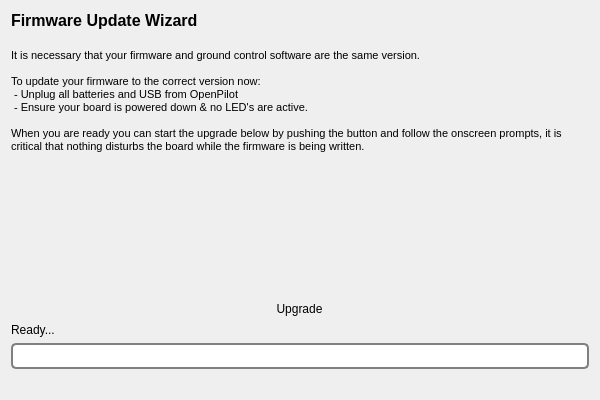
First picture: the form in ground/openpilotgcs/src/plugins/setupwizard/pages/autoupdatepage.ui, repository openpilot/OpenPilot, before the edit.
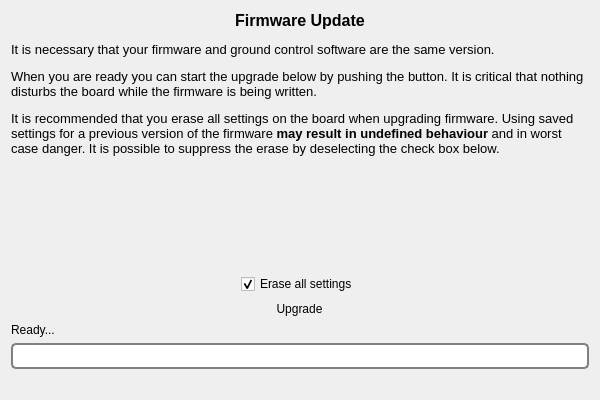
Second picture: the form after the edit. Icons and pictures are not drawn.

```diff
--- a/ground/openpilotgcs/src/plugins/setupwizard/pages/autoupdatepage.ui
+++ b/ground/openpilotgcs/src/plugins/setupwizard/pages/autoupdatepage.ui
@@ -20,16 +20,11 @@
       <string>&lt;!DOCTYPE HTML PUBLIC &quot;-//W3C//DTD HTML 4.0//EN&quot; &quot;http://www.w3.org/TR/REC-html40/strict.dtd&quot;&gt;
 &lt;html&gt;&lt;head&gt;&lt;meta name=&quot;qrichtext&quot; content=&quot;1&quot; /&gt;&lt;style type=&quot;text/css&quot;&gt;
 p, li { white-space: pre-wrap; }
-&lt;/style&gt;&lt;/head&gt;&lt;body style=&quot; font-family:'MS Shell Dlg 2'; font-size:8pt; font-weight:400; font-style:normal;&quot;&gt;
-&lt;p style=&quot; margin-top:0px; margin-bottom:0px; margin-left:0px; margin-right:0px; -qt-block-indent:0; text-indent:0px;&quot;&gt;&lt;span style=&quot; font-size:12pt; font-weight:600;&quot;&gt;Firmware Update Wizard&lt;/span&gt;&lt;/p&gt;
-&lt;p style=&quot;-qt-paragraph-type:empty; margin-top:0px; margin-bottom:0px; margin-left:0px; margin-right:0px; -qt-block-indent:0; text-indent:0px; font-size:12pt; font-weight:600;&quot;&gt;&lt;br /&gt;&lt;/p&gt;
-&lt;p style=&quot; margin-top:0px; margin-bottom:0px; margin-left:0px; margin-right:0px; -qt-block-indent:0; text-indent:0px;&quot;&gt;It is necessary that your firmware and ground control software are the same version.&lt;/p&gt;
-&lt;p style=&quot;-qt-paragraph-type:empty; margin-top:0px; margin-bottom:0px; margin-left:0px; margin-right:0px; -qt-block-indent:0; text-indent:0px;&quot;&gt;&lt;br /&gt;&lt;/p&gt;
-&lt;p style=&quot; margin-top:0px; margin-bottom:0px; margin-left:0px; margin-right:0px; -qt-block-indent:0; text-indent:0px;&quot;&gt;To update your firmware to the correct version now:&lt;/p&gt;
-&lt;p style=&quot; margin-top:0px; margin-bottom:0px; margin-left:0px; margin-right:0px; -qt-block-indent:0; text-indent:0px;&quot;&gt; - Unplug all batteries and USB from OpenPilot&lt;/p&gt;
-&lt;p style=&quot; margin-top:0px; margin-bottom:0px; margin-left:0px; margin-right:0px; -qt-block-indent:0; text-indent:0px;&quot;&gt; - Ensure your board is powered down &amp;amp; no LED's are active.&lt;/p&gt;
-&lt;p style=&quot;-qt-paragraph-type:empty; margin-top:0px; margin-bottom:0px; margin-left:0px; margin-right:0px; -qt-block-indent:0; text-indent:0px;&quot;&gt;&lt;br /&gt;&lt;/p&gt;
-&lt;p style=&quot; margin-top:0px; margin-bottom:0px; margin-left:0px; margin-right:0px; -qt-block-indent:0; text-indent:0px;&quot;&gt;When you are ready you can start the upgrade below by pushing the button and follow the onscreen prompts, it is critical that nothing disturbs the board while the firmware is being written.&lt;/p&gt;&lt;/body&gt;&lt;/html&gt;</string>
+&lt;/style&gt;&lt;/head&gt;&lt;body style=&quot; font-family:'Ubuntu'; font-size:11pt; font-weight:400; font-style:normal;&quot;&gt;
+&lt;p align=&quot;center&quot; style=&quot; margin-top:12px; margin-bottom:12px; margin-left:0px; margin-right:0px; -qt-block-indent:0; text-indent:0px;&quot;&gt;&lt;span style=&quot; font-family:'MS Shell Dlg 2'; font-size:12pt; font-weight:600;&quot;&gt;Firmware Update&lt;/span&gt;&lt;/p&gt;
+&lt;p style=&quot; margin-top:12px; margin-bottom:12px; margin-left:0px; margin-right:0px; -qt-block-indent:0; text-indent:0px;&quot;&gt;&lt;span style=&quot; font-family:'MS Shell Dlg 2'; font-size:10pt;&quot;&gt;It is necessary that your firmware and ground control software are the same version.&lt;/span&gt;&lt;/p&gt;
+&lt;p style=&quot; margin-top:12px; margin-bottom:12px; margin-left:0px; margin-right:0px; -qt-block-indent:0; text-indent:0px;&quot;&gt;&lt;span style=&quot; font-family:'MS Shell Dlg 2'; font-size:10pt;&quot;&gt;When you are ready you can start the upgrade below by pushing the button. It is critical that nothing disturbs the board while the firmware is being written.&lt;/span&gt;&lt;/p&gt;
+&lt;p style=&quot; margin-top:12px; margin-bottom:12px; margin-left:0px; margin-right:0px; -qt-block-indent:0; text-indent:0px;&quot;&gt;&lt;span style=&quot; font-family:'MS Shell Dlg 2'; font-size:10pt;&quot;&gt;It is recommended that you erase all settings on the board when upgrading firmware. Using saved settings for a previous version of the firmware &lt;/span&gt;&lt;span style=&quot; font-family:'MS Shell Dlg 2'; font-size:10pt; font-weight:600;&quot;&gt;may result in undefined behaviour&lt;/span&gt;&lt;span style=&quot; font-family:'MS Shell Dlg 2'; font-size:10pt;&quot;&gt; and in worst case danger. It is possible to suppress the erase by deselecting the check box below.&lt;/span&gt;&lt;/p&gt;&lt;/body&gt;&lt;/html&gt;</string>
      </property>
      <property name="alignment">
       <set>Qt::AlignLeading|Qt::AlignLeft|Qt::AlignTop</set>
@@ -52,6 +47,16 @@
      </property>
     </spacer>
    </item>
+   <item alignment="Qt::AlignHCenter">
+    <widget class="QCheckBox" name="eraseSettings">
+     <property name="text">
+      <string>Erase all settings</string>
+     </property>
+     <property name="checked">
+      <bool>true</bool>
+     </property>
+    </widget>
+   </item>
    <item>
     <layout class="QHBoxLayout" name="horizontalLayout">
      <item>
```
